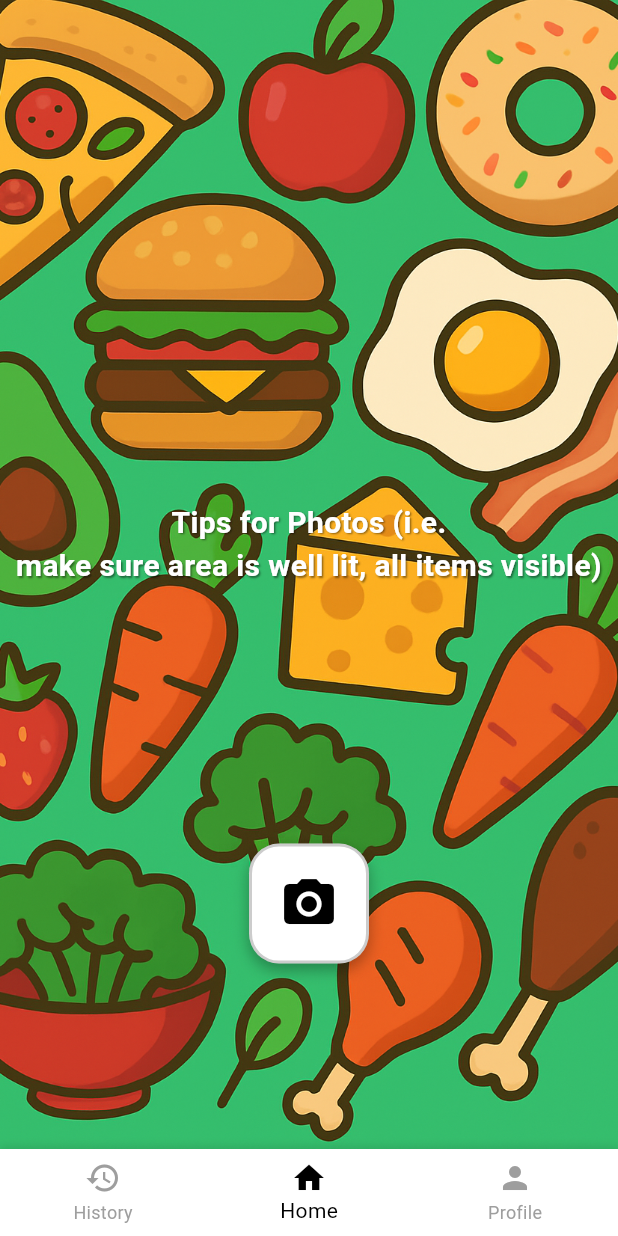
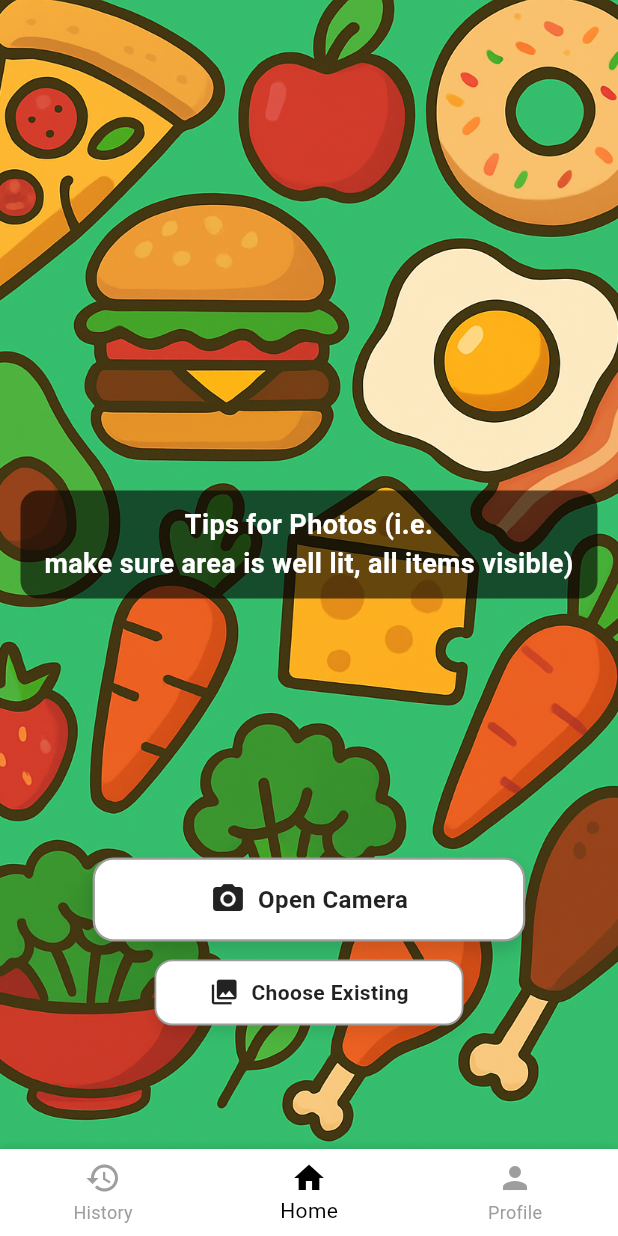
Before and after one commit to ahmedamrou1/RecipeMe, a Flutter app: the MainPage screen opened directly, on a phone screen of 412 x 824 dp. Run offline on Flutter 3.47's test engine with Material 3 defaults, Android fonts, the phone set to English and light mode, and no system bars; our stand-ins replace flutter_dotenv, flutter_signin_button, google_sign_in, image_picker, supabase_flutter; missing offline and left inert: dart_openai; accounts and stored records are empty.

Commit message:
Update home_screen.dart

```diff
--- a/lib/home_screen.dart
+++ b/lib/home_screen.dart
@@ -258,59 +258,130 @@ class _HomePageState extends State<HomePage> {
             child: Column(
               mainAxisAlignment: MainAxisAlignment.center,
               children: [
-                Text(
+                Container(
+                  padding: EdgeInsets.symmetric(horizontal: 16, vertical: 10),
+                  decoration: BoxDecoration(
+                    color: Colors.black.withOpacity(0.6),
+                    borderRadius: BorderRadius.circular(12),
+                  ),
+                  child: Text(
                     'Tips for Photos (i.e.\nmake sure area is well lit, all items visible)',
                     style: TextStyle(
                       color: Colors.white,
-                    fontSize: 20,
-                    fontWeight: FontWeight.bold,
-                    shadows: [
-                      Shadow(
-                        blurRadius: 1,
-                        color: Colors.black45,
-                        offset: Offset(1, 1),
-                      ),
-                    ],
+                      fontSize: 18,
+                      fontWeight: FontWeight.w600,
                     ),
                     textAlign: TextAlign.center,
+                  ),
                 ),
                 SizedBox(height: 40),
               ],
             ),
           ),
-          // Camera button positioned further down
+          // Camera and Choose Existing buttons positioned further down
           Positioned(
-            bottom: MediaQuery.of(context).size.height * 0.15,
+            bottom: MediaQuery.of(context).size.height * 0.10,
             left: 0,
             right: 0,
-            child: Center(
+            child: Column(
+              mainAxisSize: MainAxisSize.min,
+              children: [
+                Center(
                   child: Container(
-                width: 80,
-                height: 80,
+                    width: MediaQuery.of(context).size.width * 0.7,
+                    height: 56,
                     decoration: BoxDecoration(
                       color: Colors.white,
-                  borderRadius: BorderRadius.circular(20),
+                      borderRadius: BorderRadius.circular(14),
                       border: Border.all(
-                    color: Colors.black.withOpacity(0.2),
-                    width: 2,
+                        color: Colors.grey,
+                        width: 1.5,
                       ),
                       boxShadow: [
                         BoxShadow(
-                      color: Colors.black.withOpacity(0.3),
+                          color: Colors.black.withOpacity(0.15),
+                          blurRadius: 10,
+                          offset: Offset(0, 6),
+                        ),
+                      ],
+                    ),
+                    child: InkWell(
+                      borderRadius: BorderRadius.circular(14),
+                      onTap: _pickImage,
+                      child: Row(
+                        mainAxisAlignment: MainAxisAlignment.center,
+                        children: [
+                          Icon(Icons.camera_alt, color: Colors.black87),
+                          SizedBox(width: 8),
+                          Text(
+                            'Open Camera',
+                            style: TextStyle(
+                              color: Colors.black87,
+                              fontSize: 16,
+                              fontWeight: FontWeight.w600,
+                            ),
+                          ),
+                        ],
+                      ),
+                    ),
+                  ),
+                ),
+                SizedBox(height: 12),
+                Center(
+                  child: Container(
+                    width: MediaQuery.of(context).size.width * 0.5,
+                    height: 44,
+                    decoration: BoxDecoration(
+                      color: Colors.white,
+                      borderRadius: BorderRadius.circular(12),
+                      border: Border.all(
+                        color: Colors.grey,
+                        width: 1.2,
+                      ),
+                      boxShadow: [
+                        BoxShadow(
+                          color: Colors.black.withOpacity(0.10),
                           blurRadius: 8,
                           offset: Offset(0, 4),
                         ),
                       ],
                     ),
-                child: IconButton(
-                  icon: Icon(
-                    Icons.camera_alt,
-                    size: 40,
-                    color: Colors.black,
-                  ),
-                  onPressed: _pickImage,
+                    child: InkWell(
+                      borderRadius: BorderRadius.circular(12),
+                      onTap: () async {
+                        try {
+                          final XFile? image = await _picker.pickImage(
+                            source: ImageSource.gallery,
+                            imageQuality: 80,
+                          );
+                          if (image != null) {
+                            setState(() {
+                              _selectedImage = File(image.path);
+                            });
+                          }
+                        } catch (e) {
+                          print('Error picking existing image: $e');
+                        }
+                      },
+                      child: Row(
+                        mainAxisAlignment: MainAxisAlignment.center,
+                        children: [
+                          Icon(Icons.photo_library, color: Colors.black87, size: 20),
+                          SizedBox(width: 8),
+                          Text(
+                            'Choose Existing',
+                            style: TextStyle(
+                              color: Colors.black87,
+                              fontSize: 14,
+                              fontWeight: FontWeight.w600,
                             ),
                           ),
+                        ],
+                      ),
+                    ),
+                  ),
+                ),
+              ],
             ),
           ),
           // Image preview overlay
```
Lines whose indentation alone changed are shown as unchanged.
